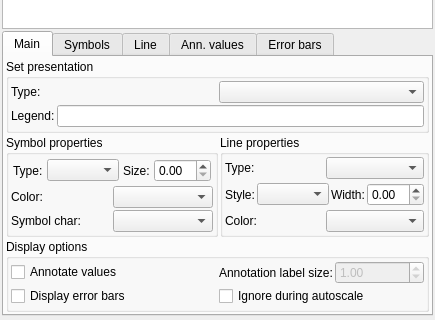
The window that src/frmSet_Appearance.ui (yesint/QtGrace6) describes before a commit, drawn with Qt 5; both pictures show x 0 to 435 and y 183 to 503 of the 435 by 503 pixel window.
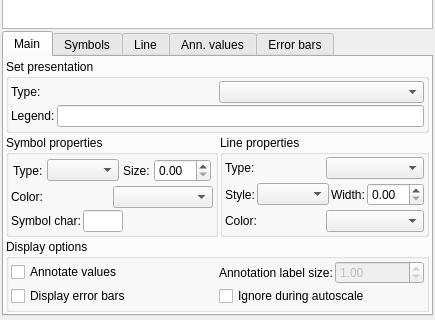
The same window after the commit. Custom widgets are drawn as their Qt base class.

Commit message:
Replace Symbol char dropdown with a 1-char text box
The "Symbol char" picker was a fixed dropdown listing every printable
character. Since the stored value is just a single char code, make it a
narrow, centered QLineEdit with maxLength 1: type the character directly.

Read takes text[0]'s code (empty -> 'A'); display shows the stored code,
falling back to 'A' for non-printable values (same as the old dropdown).
The external "use symbol value" path in the font tool sets the text too.

```diff
--- a/src/frmSet_Appearance.ui
+++ b/src/frmSet_Appearance.ui
@@ -123,7 +123,8 @@
              <layout class="QHBoxLayout">
               <property name="spacing"><number>2</number></property>
               <item><widget class="QLabel" name="lblSymbChar"><property name="text"><string>Symbol char:</string></property></widget></item>
-              <item><widget class="QComboBox" name="selSymbCharBox"/></item>
+              <item><widget class="QLineEdit" name="selSymbCharBox"><property name="maxLength"><number>1</number></property><property name="alignment"><set>Qt::AlignHCenter</set></property><property name="maximumSize"><size><width>40</width><height>16777215</height></size></property></widget></item>
+              <item><spacer><property name="orientation"><enum>Qt::Horizontal</enum></property><property name="sizeHint" stdset="0"><size><width>0</width><height>0</height></size></property></spacer></item>
              </layout>
             </item>
            </layout>
```
The commit also changes 3 other files.
